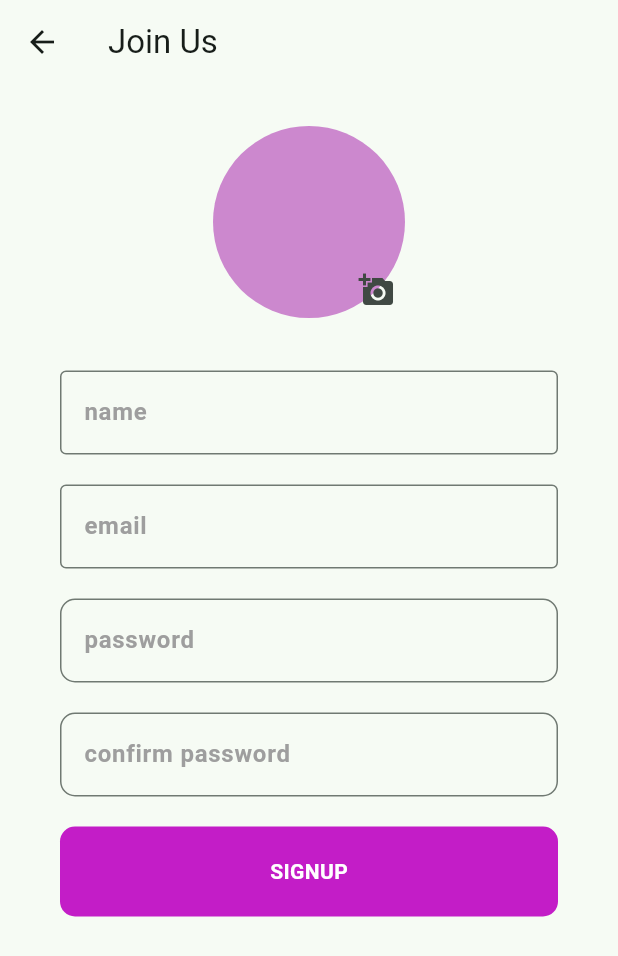
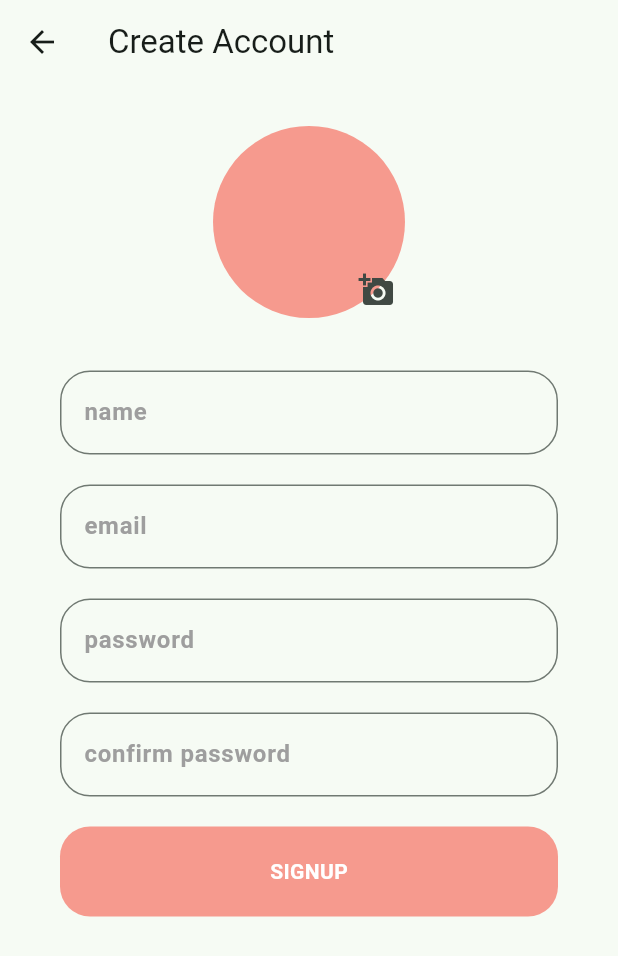
Before and after one commit to AiswaryaVijayanAV/price-comparison-mini-project, a Flutter app: the Signup screen opened by its route, on a phone screen of 412 x 824 dp. Shown: the top 956 px of the screen. Run offline on Flutter 3.47's test engine with Material 2 defaults, Android fonts, the phone set to English and light mode, and no system bars; our stand-ins replace awesome_snackbar_content, cloud_firestore, firebase_auth, firebase_core, firebase_storage, font_awesome_flutter and 2 more; accounts and stored records are empty.

Commit message:
UI changes

```diff
--- a/lib/main.dart
+++ b/lib/main.dart
@@ -30,6 +30,7 @@ class MyApp extends StatelessWidget {
         ),
       ],
       child: MaterialApp(
+        debugShowCheckedModeBanner: false,
         title: '',
         theme: ThemeData(
           colorScheme: ColorScheme.fromSeed(seedColor: Colors.greenAccent),
--- a/lib/screens/signup.dart
+++ b/lib/screens/signup.dart
@@ -62,7 +62,7 @@ class _SignupState extends State<Signup> {
     return Scaffold(
         // resizeToAvoidBottomInset: false,
         appBar: AppBar(
-          title: Text('Join Us'),
+          title: Text('Create Account'),
         ),
         body: Padding(
           padding: const EdgeInsets.symmetric(horizontal: 10.0),
@@ -86,7 +86,7 @@ class _SignupState extends State<Signup> {
                               : const CircleAvatar(
                                   radius: 64,
                                   backgroundColor:
-                                      Color.fromARGB(255, 204, 136, 206),
+                                      Color.fromARGB(255, 246, 154, 142),
                                 ),
                           Positioned(
                             bottom: -5,
@@ -109,7 +109,8 @@ class _SignupState extends State<Signup> {
                         TextField(
                           controller: _nameController,
                           decoration: InputDecoration(
-                            border: OutlineInputBorder(),
+                            border: OutlineInputBorder(
+                                borderRadius: BorderRadius.circular(20.0)),
                             labelText: 'name',
                             labelStyle: TextStyle(
                                 fontWeight: FontWeight.bold,
@@ -123,7 +124,8 @@ class _SignupState extends State<Signup> {
                           controller: _emailController,
                           keyboardType: TextInputType.emailAddress,
                           decoration: InputDecoration(
-                            border: OutlineInputBorder(),
+                            border: OutlineInputBorder(
+                                borderRadius: BorderRadius.circular(20.0)),
                             labelText: 'email',
                             labelStyle: TextStyle(
                                 fontWeight: FontWeight.bold,
@@ -138,7 +140,7 @@ class _SignupState extends State<Signup> {
                           controller: _passwordController,
                           decoration: InputDecoration(
                             border: OutlineInputBorder(
-                                borderRadius: BorderRadius.circular(10.0)),
+                                borderRadius: BorderRadius.circular(20.0)),
                             labelText: 'password',
                             labelStyle: TextStyle(
                                 fontWeight: FontWeight.bold,
@@ -153,7 +155,7 @@ class _SignupState extends State<Signup> {
                           controller: _confirmPassword,
                           decoration: InputDecoration(
                             border: OutlineInputBorder(
-                                borderRadius: BorderRadius.circular(10.0)),
+                                borderRadius: BorderRadius.circular(20.0)),
                             labelText: 'confirm password',
                             labelStyle: TextStyle(
                                 fontWeight: FontWeight.bold,
@@ -201,9 +203,9 @@ class _SignupState extends State<Signup> {
                           child: SizedBox(
                             height: 60.0,
                             child: Material(
-                              borderRadius: BorderRadius.circular(10.0),
+                              borderRadius: BorderRadius.circular(20.0),
                               shadowColor: Colors.blueAccent,
-                              color: Color(0xFFC31DC7),
+                              color: Color.fromARGB(255, 246, 154, 142),
                               elevation: 0,
                               child: Center(
                                 child: Text(
--- a/pubspec.yaml
+++ b/pubspec.yaml
@@ -37,6 +37,7 @@ dependencies:
   flutter:
     sdk: flutter
   font_awesome_flutter: ^10.6.0
+  google_nav_bar: ^5.0.6
   html: ^0.15.4
   http: ^1.1.0
   image_picker: ^1.0.4
```
Also changed, not shown: lib/screens/homescreen.dart (+61 -10 lines), lib/screens/login.dart (+7 -13 lines), assets/images/shopping.png (added), pubspec.lock, 1 other file.
